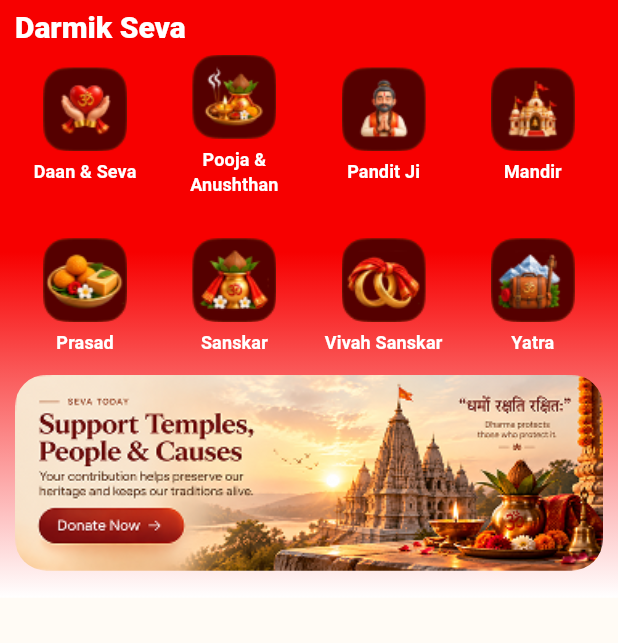
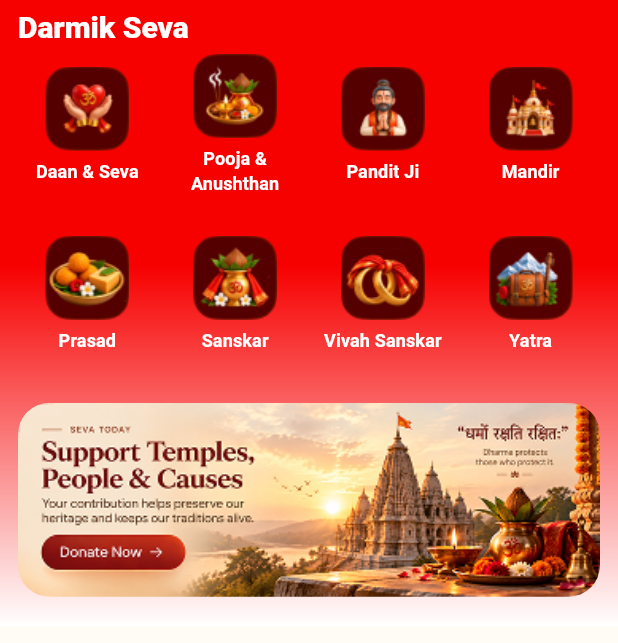
Before and after one commit to Satyateks/hinduPay, a Flutter app: the QuickActions widget shown alone on an empty page, opened directly with empty values, on a phone screen of 412 x 824 dp. Shown: the top 643 px of the screen. Run offline on Flutter 3.47's test engine with Material 3 defaults, Android fonts, the phone set to English and light mode, and no system bars; our stand-ins replace connectivity_plus, dartz, dio, equatable, flutter_bloc, flutter_secure_storage and 3 more; accounts and stored records are empty; network calls fail; Roboto replaces fonts that are missing (Plus Jakarta Sans).

Commit message:
spacing fix quick action

```diff
--- a/lib/features/home/presentation/widgets/quick_action.dart
+++ b/lib/features/home/presentation/widgets/quick_action.dart
@@ -14,7 +14,7 @@ class QuickActions extends StatelessWidget {
     final items = actions.isNotEmpty ? actions : _defaultActions;
 
     return Container(
-      padding: const EdgeInsets.symmetric(horizontal: 10, vertical: 4),
+      padding: const EdgeInsets.symmetric(horizontal: 12, vertical: 4),
       decoration: const BoxDecoration(
         gradient: LinearGradient(
           begin: Alignment.topCenter,
@@ -67,15 +67,17 @@ class QuickActions extends StatelessWidget {
               );
             },
           ),
-          ClipRRect(
-            borderRadius: BorderRadius.circular(21),
-            child: Image.asset(
-              AppImg.bannerImg,
-              fit: BoxFit.cover,
-              width: double.maxFinite,
+          Padding(
+            padding: const EdgeInsets.only(top: 21,bottom: 16),
+            child: ClipRRect(
+              borderRadius: BorderRadius.circular(21),
+              child: Image.asset(
+                AppImg.bannerImg,
+                fit: BoxFit.cover,
+                width: double.maxFinite,
+              ),
             ),
           ),
-          SizedBox(height: 14),
        ],
       ),
     );
```
